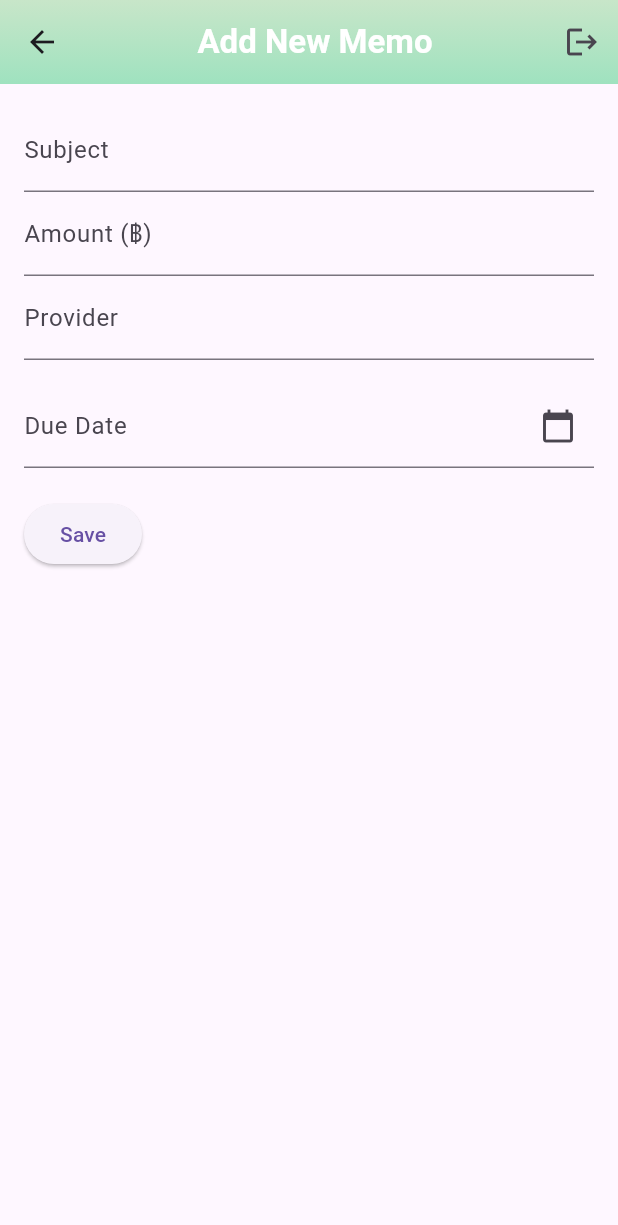
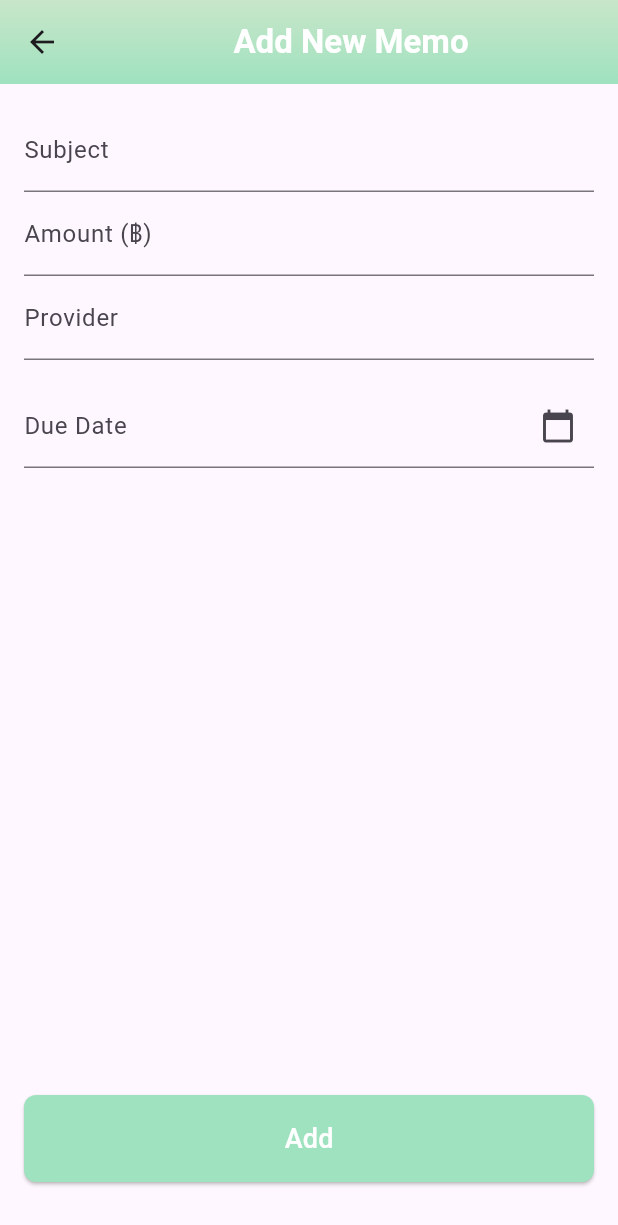
Before and after one commit to komnut/moneymemo, a Flutter app: the screen it shows once a user with an empty profile is signed in, after a tap on the "add" icon, on a phone screen of 412 x 824 dp. Shown: the top 1225 px of the screen. Run offline on Flutter 3.47's test engine with Material 3 defaults, Android fonts, the phone set to English and light mode, and no system bars; our stand-ins replace cloud_firestore, firebase_auth, firebase_core; accounts and stored records are empty; network calls fail; Roboto replaces fonts that are missing (Inter Tight).

Commit message:
change layout appbar and button in add, edit screen

```diff
--- a/lib/screens/form.dart
+++ b/lib/screens/form.dart
@@ -71,7 +71,10 @@ class _FormScreenState extends State<FormScreen> {
   @override
   Widget build(BuildContext context) {
     return Scaffold(
-      appBar: const AppbarWidget(title: 'Add New Memo', showBackButton: true),
+      appBar: const AppbarWidget(
+        title: 'Add New Memo',
+        showBackButton: true,
+      ),
       body: Padding(
         padding: const EdgeInsets.all(16.0),
         child: Form(
@@ -122,14 +125,32 @@ class _FormScreenState extends State<FormScreen> {
                     _selectDueDate(context), // แสดง DatePicker เมื่อคลิก
               ),
               const SizedBox(height: 20),
-              ElevatedButton(
+              Expanded(child: Container()),
+              Padding(
+                padding: const EdgeInsets.fromLTRB(0, 0, 0, 20),
+                child: SizedBox(
+                  width: double.infinity,
+                  child: ElevatedButton(
+                    style: ElevatedButton.styleFrom(
+                      backgroundColor: const Color(
+                          0xFF9FE2BF), // สีเขียวแบบ Bootstrap btn-success
+                      foregroundColor: Colors.white, // สีข้อความ (ให้เป็นสีขาว)
+                      padding: const EdgeInsets.symmetric(
+                          vertical: 16), // เพิ่มระยะห่างให้เหมือนปุ่ม Bootstrap
+                      shape: RoundedRectangleBorder(
+                        borderRadius:
+                            BorderRadius.circular(8), // ปรับให้มุมมนเล็กน้อย
+                      ),
+                    ),
                     onPressed: () {
                       if (_formKey.currentState!.validate()) {
                         _formKey.currentState!.save();
                         _saveMemo(); // บันทึกข้อมูลเมื่อกด Save
                       }
                     },
-                child: const Text('Save'),
+                    child: const Text('Add', style: TextStyle(fontSize: 18)),
+                  ),
+                ),
               ),
             ],
           ),
--- a/lib/screens/main_screen.dart
+++ b/lib/screens/main_screen.dart
@@ -13,9 +13,12 @@ class MainScreen extends StatelessWidget {
 
   @override
   Widget build(BuildContext context) {
-    print('username : $username');
     return Scaffold(
-      appBar: AppbarWidget(title: 'Welcome, $username'), // แสดงชื่อผู้ใช้
+      appBar: AppbarWidget(
+        title: 'Welcome, $username',
+        showLogoutButton: true,
+        showBackButton: false,
+      ), // แสดงชื่อผู้ใช้
       body: StreamBuilder<List<Memo>>(
         stream: FirestoreService().getUserMemos(username),
         builder: (context, snapshot) {
--- a/lib/widgets/appbar.dart
+++ b/lib/widgets/appbar.dart
@@ -4,26 +4,34 @@ import 'package:money_memo/services/auth_service.dart';
 
 class AppbarWidget extends StatelessWidget implements PreferredSizeWidget {
   final String title;
-  final bool showBackButton; // เพิ่มตัวแปรนี้เพื่อแสดงปุ่ม Back
+  final bool showLogoutButton;
+  final bool showDeleteButton;
+  final bool showBackButton;
 
   const AppbarWidget({
     super.key,
     required this.title,
-    this.showBackButton = false, // ค่าเริ่มต้นเป็น false
+    this.showLogoutButton = false,
+    this.showDeleteButton = false,
+    this.showBackButton = false,
   });
 
   @override
   Widget build(BuildContext context) {
     return AppBar(
-      automaticallyImplyLeading: false,
-      leading: showBackButton // ถ้า showBackButton เป็น true ให้แสดงปุ่ม Back
+      automaticallyImplyLeading: false, // ไม่ใช้ leading อัตโนมัติ
+      leading: showBackButton
           ? IconButton(
               icon: const Icon(Icons.arrow_back),
               onPressed: () {
+                if (showDeleteButton) {
+                  _showCancelEditDialog(context);
+                } else {
                   Navigator.pop(context);
+                }
               },
             )
-          : null,
+          : null, // ถ้าไม่ต้องแสดงปุ่ม Back จะเป็น null
       flexibleSpace: Container(
         decoration: const BoxDecoration(
           gradient: LinearGradient(
@@ -46,13 +54,13 @@ class AppbarWidget extends StatelessWidget implements PreferredSizeWidget {
               fontFamily: 'Inter Tight',
               color: Colors.white,
               fontSize: 22,
-              letterSpacing: 0.0,
               fontWeight: FontWeight.bold,
             ),
           ),
         ),
       ),
       actions: [
+        if (showLogoutButton)
           IconButton(
             icon: const Icon(Icons.logout),
             onPressed: () async {
@@ -63,8 +71,67 @@ class AppbarWidget extends StatelessWidget implements PreferredSizeWidget {
               );
             },
           ),
+        if (showDeleteButton)
+          IconButton(
+            icon: const Icon(Icons.delete),
+            onPressed: () {
+              _showDeleteConfirmationDialog(context);
+            },
+          ),
       ],
       elevation: 2,
+    );
+  }
+
+  // Dialog ยืนยันการยกเลิกใน EditFormScreen
+  void _showCancelEditDialog(BuildContext context) {
+    showDialog(
+      context: context,
+      builder: (BuildContext context) {
+        return AlertDialog(
+          title: const Text('Cancel Edit'),
+          content: const Text('Are you sure you want to cancel the changes?'),
+          actions: [
+            TextButton(
+              onPressed: () => Navigator.pop(context), // ปิด Dialog
+              child: const Text('No'),
+            ),
+            TextButton(
+              onPressed: () {
+                Navigator.pop(context); // ปิด Dialog
+                Navigator.pop(context); // กลับไปหน้า MainScreen
+              },
+              child: const Text('Yes'),
+            ),
+          ],
+        );
+      },
+    );
+  }
+
+  // Dialog ยืนยันการลบ Memo
+  void _showDeleteConfirmationDialog(BuildContext context) {
+    showDialog(
+      context: context,
+      builder: (BuildContext context) {
+        return AlertDialog(
+          title: const Text('Delete Memo'),
+          content: const Text('Are you sure you want to delete this memo?'),
+          actions: [
+            TextButton(
+              onPressed: () => Navigator.pop(context), // ปิด Dialog
+              child: const Text('Cancel'),
+            ),
+            TextButton(
+              onPressed: () {
+                Navigator.pop(context); // ปิด Dialog
+                Navigator.pop(context); // กลับไปหน้า MainScreen
+              },
+              child: const Text('Delete'),
+            ),
+          ],
+        );
+      },
     );
   }
 
```
Also changed, not shown: lib/screens/edit_form.dart (+32 -9 lines). Lines whose indentation alone changed are shown as unchanged.
